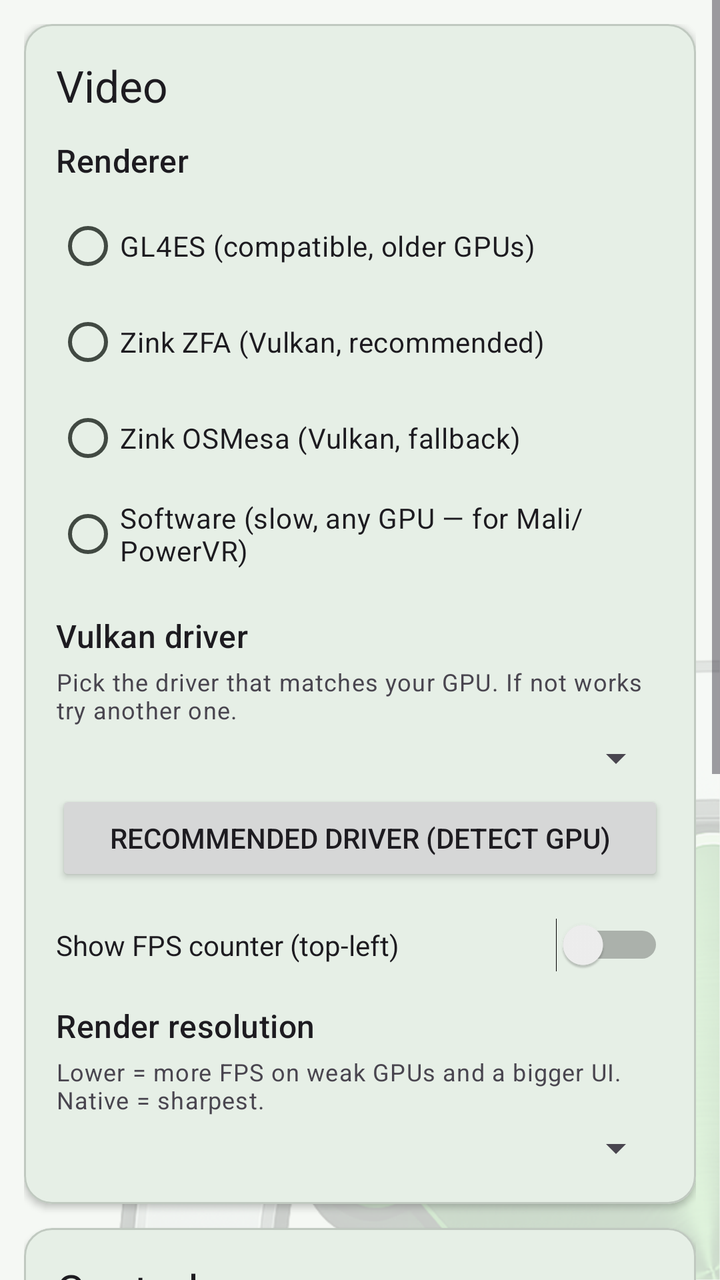
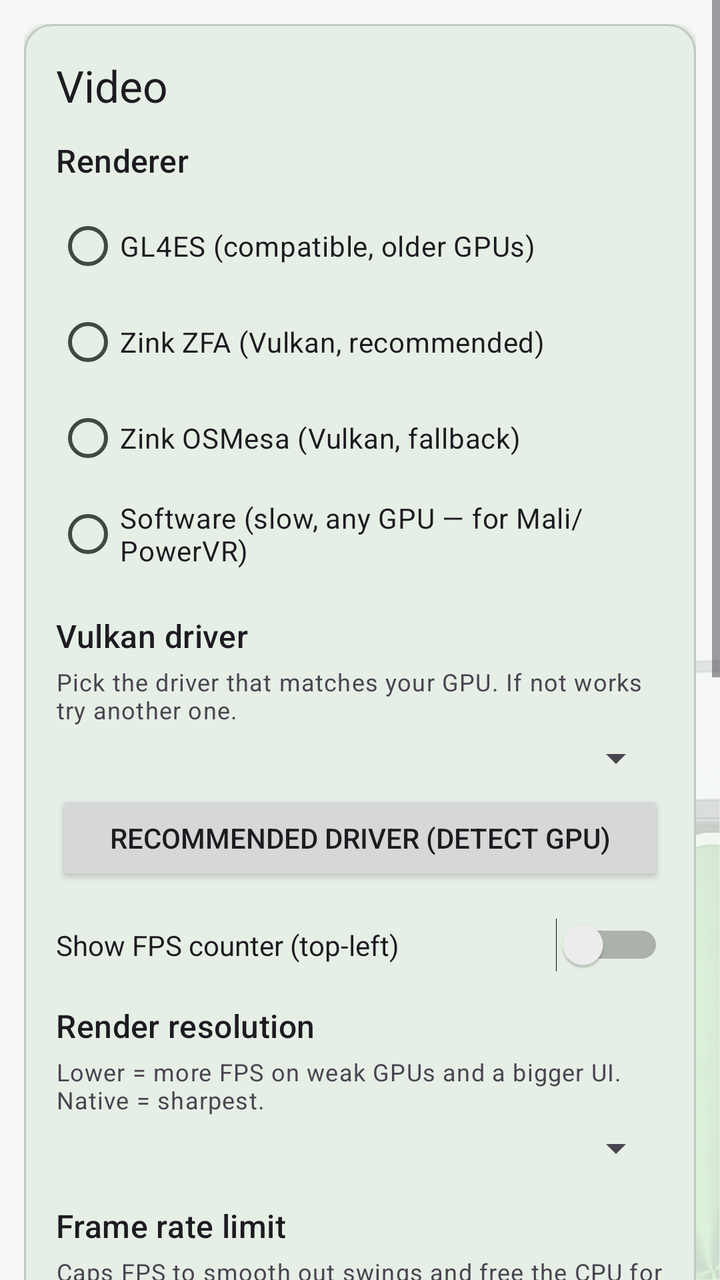

An Android layout rendered at two revisions. The XML below is the earlier revision; the diff shows what the commit changed to produce the second picture.
<!-- AndroidManifest.xml: application theme AppTheme -->
<!-- res/layout/fragment_settings.xml -->
<?xml version="1.0" encoding="utf-8"?>
<ScrollView xmlns:android="http://schemas.android.com/apk/res/android"
    xmlns:app="http://schemas.android.com/apk/res-auto"
    android:layout_width="match_parent"
    android:layout_height="match_parent">

  <LinearLayout
    android:layout_width="match_parent"
    android:layout_height="wrap_content"
    android:orientation="vertical"
    android:padding="12dp">

    
    <com.google.android.material.card.MaterialCardView
        android:layout_width="match_parent"
        android:layout_height="wrap_content"
        android:layout_marginBottom="12dp"
        app:cardCornerRadius="14dp"
        app:cardElevation="2dp">

      <LinearLayout
          android:layout_width="match_parent"
          android:layout_height="wrap_content"
          android:orientation="vertical"
          android:padding="16dp">

        <TextView
            android:layout_width="wrap_content"
            android:layout_height="wrap_content"
            android:text="@string/card_video"
            android:textAppearance="?attr/textAppearanceTitleLarge"
            android:layout_marginBottom="12dp" />

        <TextView
            android:layout_width="wrap_content"
            android:layout_height="wrap_content"
            android:text="@string/renderer"
            android:textAppearance="?attr/textAppearanceTitleMedium"
            android:layout_marginBottom="8dp" />

        <RadioGroup
            android:id="@+id/rg_renderer"
            android:layout_width="wrap_content"
            android:layout_height="wrap_content"
            android:layout_marginBottom="16dp">

          <RadioButton
              android:id="@+id/rb_gl4es"
              android:layout_width="wrap_content"
              android:layout_height="wrap_content"
              android:text="@string/gl4es_label" />

          <RadioButton
              android:id="@+id/rb_zink_zfa"
              android:layout_width="wrap_content"
              android:layout_height="wrap_content"
              android:text="@string/zink_zfa_label" />

          <RadioButton
              android:id="@+id/rb_zink_osmesa"
              android:layout_width="wrap_content"
              android:layout_height="wrap_content"
              android:text="@string/zink_osmesa_label" />

          <RadioButton
              android:id="@+id/rb_softpipe"
              android:layout_width="wrap_content"
              android:layout_height="wrap_content"
              android:text="@string/softpipe_label" />
        </RadioGroup>

        <TextView
            android:layout_width="wrap_content"
            android:layout_height="wrap_content"
            android:text="@string/vulkan_driver"
            android:textAppearance="?attr/textAppearanceTitleMedium"
            android:layout_marginBottom="4dp" />

        <TextView
            android:layout_width="wrap_content"
            android:layout_height="wrap_content"
            android:text="@string/vulkan_driver_hint"
            android:textAppearance="?attr/textAppearanceBodySmall"
            android:layout_marginBottom="4dp" />

        <Spinner
            android:id="@+id/spinner_vulkan_driver"
            android:layout_width="match_parent"
            android:layout_height="wrap_content"
            android:layout_marginBottom="4dp" />

        <Button
            android:id="@+id/btn_recommend_driver"
            android:layout_width="match_parent"
            android:layout_height="wrap_content"
            android:text="@string/driver_recommend"
            android:textSize="14dp" />

        <Switch
            android:id="@+id/sw_show_fps"
            android:layout_width="match_parent"
            android:layout_height="wrap_content"
            android:layout_marginTop="16dp"
            android:text="@string/show_fps_label" />

        
        <TextView
            android:layout_width="wrap_content"
            android:layout_height="wrap_content"
            android:text="@string/render_res_label"
            android:textAppearance="?attr/textAppearanceTitleMedium"
            android:layout_marginTop="16dp"
            android:layout_marginBottom="4dp" />

        <TextView
            android:layout_width="wrap_content"
            android:layout_height="wrap_content"
            android:text="@string/render_res_hint"
            android:textAppearance="?attr/textAppearanceBodySmall"
            android:layout_marginBottom="4dp" />

        <Spinner
            android:id="@+id/spinner_render_res"
            android:layout_width="match_parent"
            android:layout_height="wrap_content" />
      </LinearLayout>
    </com.google.android.material.card.MaterialCardView>

    
    <com.google.android.material.card.MaterialCardView
        android:layout_width="match_parent"
        android:layout_height="wrap_content"
        android:layout_marginBottom="12dp"
        app:cardCornerRadius="14dp"
        app:cardElevation="2dp">

      <LinearLayout
          android:layout_width="match_parent"
          android:layout_height="wrap_content"
          android:orientation="vertical"
          android:padding="16dp">

        <TextView
            android:layout_width="wrap_content"
            android:layout_height="wrap_content"
            android:text="@string/card_controls"
            android:textAppearance="?attr/textAppearanceTitleLarge"
            android:layout_marginBottom="12dp" />

        <Button
            android:id="@+id/btn_edit_controls"
            android:layout_width="match_parent"
            android:layout_height="wrap_content"
            android:text="@string/edit_controls" />

        <Button
            android:id="@+id/btn_gamepad_mapper"
            android:layout_width="match_parent"
            android:layout_height="wrap_content"
            android:layout_marginTop="8dp"
            android:text="@string/gamepad_mapper_settings_btn" />

        <Switch
            android:id="@+id/sw_haptic"
            android:layout_width="match_parent"
            android:layout_height="wrap_content"
            android:layout_marginTop="16dp"
            android:text="@string/haptic_label" />

        <Switch
            android:id="@+id/sw_drag_pan"
            android:layout_width="match_parent"
            android:layout_height="wrap_content"
            android:layout_marginTop="12dp"
            android:text="@string/drag_pan_label" />

        <Switch
            android:id="@+id/sw_reverse_landscape"
            android:layout_width="match_parent"
            android:layout_height="wrap_content"
            android:layout_marginTop="12dp"
            android:text="@string/reverse_landscape_label" />

        <TextView
            android:layout_width="match_parent"
            android:layout_height="wrap_content"
            android:layout_marginTop="4dp"
            android:textSize="12sp"
            android:alpha="0.7"
            android:text="@string/reverse_landscape_hint" />
      </LinearLayout>
    </com.google.android.material.card.MaterialCardView>

    

    
    <com.google.android.material.card.MaterialCardView
        android:layout_width="match_parent"
        android:layout_height="wrap_content"
        android:layout_marginBottom="12dp"
        app:cardCornerRadius="14dp"
        app:cardElevation="2dp">

      <LinearLayout
          android:layout_width="match_parent"
          android:layout_height="wrap_content"
          android:orientation="vertical"
          android:padding="16dp">

        
        <TextView
            android:id="@+id/tv_advanced_header"
            android:layout_width="match_parent"
            android:layout_height="wrap_content"
            android:text="@string/card_advanced"
            android:textAppearance="?attr/textAppearanceTitleLarge"
            android:drawableEnd="@android:drawable/arrow_down_float"
            android:clickable="true"
            android:focusable="true" />

        <LinearLayout
            android:id="@+id/ll_advanced_content"
            android:layout_width="match_parent"
            android:layout_height="wrap_content"
            android:orientation="vertical"
            android:visibility="gone">

          <Switch
              android:id="@+id/sw_debug"
              android:layout_width="match_parent"
              android:layout_height="wrap_content"
              android:layout_marginTop="12dp"
              android:text="@string/debug_mode" />

          <Switch
              android:id="@+id/sw_compat_mode"
              android:layout_width="match_parent"
              android:layout_height="wrap_content"
              android:layout_marginTop="12dp"
              android:text="@string/compat_mode_label" />

          <TextView
              android:layout_width="match_parent"
              android:layout_height="wrap_content"
              android:layout_marginTop="2dp"
              android:textAppearance="?attr/textAppearanceBodySmall"
              android:alpha="0.7"
              android:text="@string/compat_mode_hint" />

          <TextView
              android:layout_width="wrap_content"
              android:layout_height="wrap_content"
              android:layout_marginTop="16dp"
              android:text="@string/env_section_header"
              android:textAppearance="?attr/textAppearanceTitleMedium" />

          <TextView
              android:layout_width="match_parent"
              android:layout_height="wrap_content"
              android:text="@string/env_vars_hint"
              android:textAppearance="?attr/textAppearanceBodySmall"
              android:layout_marginBottom="4dp" />

          <EditText
              android:id="@+id/et_env_vars"
              android:layout_width="match_parent"
              android:layout_height="wrap_content"
              android:fontFamily="monospace"
              android:textSize="13sp"
              android:inputType="textNoSuggestions|textMultiLine|textVisiblePassword"
              android:hint="@string/env_vars_hint_example" />

          
          <Switch
              android:id="@+id/sw_strict_barriers"
              android:layout_width="wrap_content"
              android:layout_height="wrap_content"
              android:text="@string/strict_barriers"
              android:visibility="gone" />

          <Button
              android:id="@+id/btn_smoketest"
              android:layout_width="wrap_content"
              android:layout_height="wrap_content"
              android:text="@string/smoketest_label"
              android:visibility="gone" />

          <Button
              android:id="@+id/btn_steam_dl"
              android:layout_width="wrap_content"
              android:layout_height="wrap_content"
              android:text="@string/steam_dl_label"
              android:visibility="gone" />

          <TextView
              android:id="@+id/tv_steam_dl_status"
              android:layout_width="match_parent"
              android:layout_height="wrap_content"
              android:textIsSelectable="true"
              android:visibility="gone"
              android:textSize="12sp" />

          
          <LinearLayout
              android:layout_width="match_parent"
              android:layout_height="wrap_content"
              android:orientation="vertical"
              android:visibility="gone">

            <TextView
                android:id="@+id/tv_render_scale_label"
                android:layout_width="wrap_content"
                android:layout_height="wrap_content"
                android:text="Render scale: 60%"
                android:textAppearance="?attr/textAppearanceTitleMedium" />

            <SeekBar
                android:id="@+id/sb_render_scale"
                android:layout_width="match_parent"
                android:layout_height="wrap_content"
                android:max="33"
                android:progress="5" />
          </LinearLayout>
        </LinearLayout>
      </LinearLayout>
    </com.google.android.material.card.MaterialCardView>

  </LinearLayout>
</ScrollView>
<!-- resources referenced by this layout -->
<resources>
  <string name="card_advanced">Advanced</string>
  <string name="card_controls">Controls</string>
  <string name="card_video">Video</string>
  <string name="compat_mode_label">Compatibility mode</string>
  <string name="debug_mode">Debug mode (verbose log)</string>
  <string name="drag_pan_label">Drag the map with a finger to pan</string>
  <string name="driver_recommend">Recommended driver (detect GPU)</string>
  <string name="edit_controls">Edit on-screen controls…</string>
  <string name="env_section_header">Environment variables</string>
  <string name="env_vars_hint_example">e.g. BOX64_DYNAREC_ALIGNED_ATOMICS=1</string>
  <string name="gamepad_mapper_settings_btn">Gamepad mapping</string>
  <string name="gl4es_label">GL4ES (compatible, older GPUs)</string>
  <string name="haptic_label">Vibrate on button press</string>
  <string name="render_res_hint">Lower = more FPS on weak GPUs and a bigger UI. Native = sharpest.</string>
  <string name="render_res_label">Render resolution</string>
  <string name="renderer">Renderer</string>
  <string name="reverse_landscape_label">Mirror the picture (180°)</string>
  <string name="show_fps_label">Show FPS counter (top-left)</string>
  <string name="smoketest_label">Test software renderer (OSMesa)</string>
  <string name="softpipe_label">Software (slow, any GPU — for Mali/PowerVR)</string>
  <string name="steam_dl_label">Steam download spike (RimWorld)</string>
  <string name="strict_barriers">Interpreter mode (test — VERY slow, diagnostic for save corruption)</string>
  <string name="vulkan_driver">Vulkan driver</string>
  <string name="zink_osmesa_label">Zink OSMesa (Vulkan, fallback)</string>
  <string name="zink_zfa_label">Zink ZFA (Vulkan, recommended)</string>
  <color name="rd_primary">#2E7D32</color>
  <color name="rd_primary_container">#B4F0B6</color>
  <color name="rd_on_primary_container">#00210A</color>
  <color name="md_theme_secondary">#4F6354</color>
  <color name="md_theme_onSecondary">#FFFFFF</color>
  <color name="md_theme_secondaryContainer">#D2E8D6</color>
  <color name="md_theme_onSecondaryContainer">#0E1F14</color>
  <color name="md_theme_tertiary">#3A656E</color>
  <color name="md_theme_onTertiary">#FFFFFF</color>
  <color name="md_theme_tertiaryContainer">#BEEAF5</color>
  <color name="md_theme_onTertiaryContainer">#001F25</color>
  <color name="md_theme_error">#BA1A1A</color>
  <color name="md_theme_onError">#FFFFFF</color>
  <color name="md_theme_errorContainer">#FFDAD6</color>
  <color name="md_theme_onErrorContainer">#410002</color>
  <color name="md_theme_background">#F5F8F4</color>
  <color name="md_theme_onBackground">#181D18</color>
  <color name="md_theme_surface">#F5F8F4</color>
  <color name="md_theme_onSurface">#181D18</color>
  <color name="md_theme_surfaceVariant">#DCE5DC</color>
  <color name="md_theme_onSurfaceVariant">#414942</color>
  <color name="md_theme_outlineVariant">#C0C9C0</color>
  <color name="md_theme_inverseSurface">#2D322E</color>
  <color name="md_theme_inverseOnSurface">#EFF1EB</color>
  <color name="md_theme_inversePrimary">#86D88A</color>
  <color name="md_theme_surfaceDim">#D5DBD3</color>
  <color name="md_theme_surfaceBright">#F5F8F4</color>
  <color name="md_theme_surfaceContainerLowest">#FFFFFF</color>
  <color name="md_theme_surfaceContainerLow">#EFF2EC</color>
  <color name="md_theme_surfaceContainer">#E9ECE6</color>
  <color name="md_theme_surfaceContainerHigh">#E4E7E1</color>
  <color name="md_theme_surfaceContainerHighest">#DEE1DB</color>
  <!-- unchanged entries left out for length: 11 -->
</resources>

<!-- the commit's change to res/layout/fragment_settings.xml (unified diff, before → after) -->
@@ -123,6 +123,49 @@
             android:id="@+id/spinner_render_res"
             android:layout_width="match_parent"
             android:layout_height="wrap_content" />
+
+        
+        <TextView
+            android:layout_width="wrap_content"
+            android:layout_height="wrap_content"
+            android:text="@string/fps_cap_label"
+            android:textAppearance="?attr/textAppearanceTitleMedium"
+            android:layout_marginTop="16dp"
+            android:layout_marginBottom="4dp" />
+
+        <TextView
+            android:layout_width="wrap_content"
+            android:layout_height="wrap_content"
+            android:text="@string/fps_cap_hint"
+            android:textAppearance="?attr/textAppearanceBodySmall"
+            android:layout_marginBottom="4dp" />
+
+        <RadioGroup
+            android:id="@+id/rg_fps_cap"
+            android:layout_width="match_parent"
+            android:layout_height="wrap_content"
+            android:orientation="horizontal">
+
+            <RadioButton
+                android:id="@+id/rb_fps_30"
+                android:layout_width="wrap_content"
+                android:layout_height="wrap_content"
+                android:layout_marginEnd="16dp"
+                android:text="@string/fps_cap_30" />
+
+            <RadioButton
+                android:id="@+id/rb_fps_60"
+                android:layout_width="wrap_content"
+                android:layout_height="wrap_content"
+                android:layout_marginEnd="16dp"
+                android:text="@string/fps_cap_60" />
+
+            <RadioButton
+                android:id="@+id/rb_fps_off"
+                android:layout_width="wrap_content"
+                android:layout_height="wrap_content"
+                android:text="@string/fps_cap_off" />
+        </RadioGroup>
       </LinearLayout>
     </com.google.android.material.card.MaterialCardView>
 
<!-- resource entries referenced after the edit -->
@@ -10,6 +10,11 @@
   <string name="edit_controls">Edit on-screen controls…</string>
   <string name="env_section_header">Environment variables</string>
   <string name="env_vars_hint_example">e.g. BOX64_DYNAREC_ALIGNED_ATOMICS=1</string>
+  <string name="fps_cap_30">30 FPS</string>
+  <string name="fps_cap_60">60 FPS</string>
+  <string name="fps_cap_hint">Caps FPS to smooth out swings and free the CPU for the game — which can raise the game speed (TPS) on weaker devices. Try 60 or 30 if the counter jumps around.</string>
+  <string name="fps_cap_label">Frame rate limit</string>
+  <string name="fps_cap_off">No limit</string>
   <string name="gamepad_mapper_settings_btn">Gamepad mapping</string>
   <string name="gl4es_label">GL4ES (compatible, older GPUs)</string>
   <string name="haptic_label">Vibrate on button press</string>
